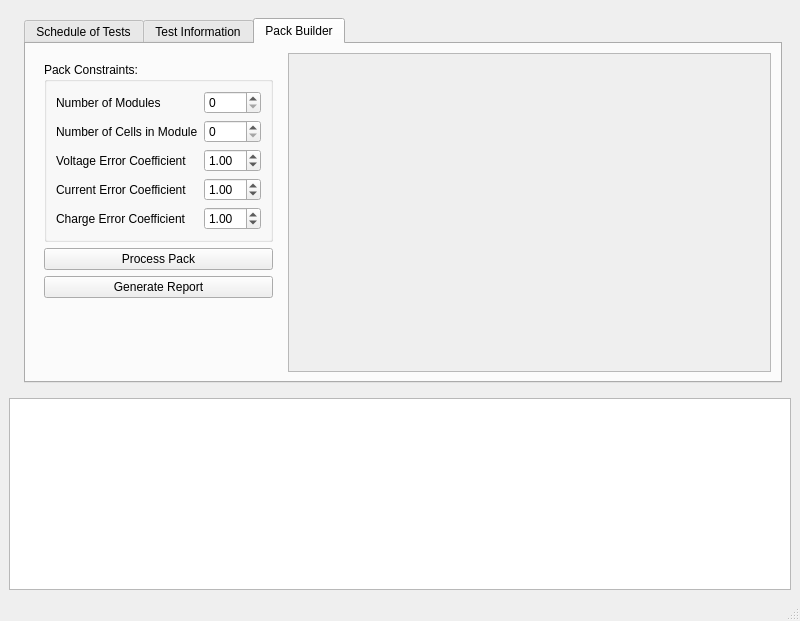
This is batlab.ui in Lexcelon/batlab-toolkit-gui as Qt 5 draws it before an edit. The edited form follows.
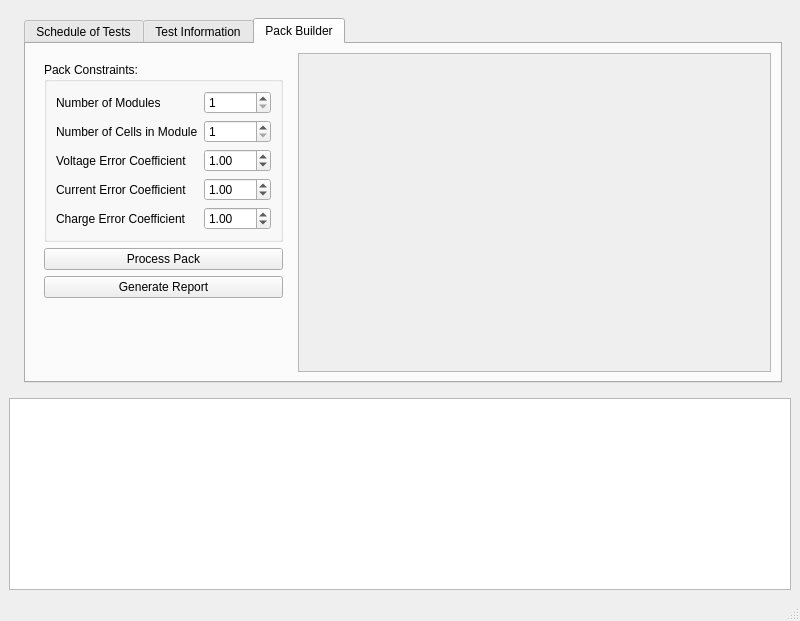
This is the edited form. Custom widgets are drawn as their Qt base class.

The edit to the form file:
```diff
--- a/batlab.ui
+++ b/batlab.ui
@@ -180,7 +180,14 @@
                     </widget>
                    </item>
                    <item row="4" column="1">
-                    <widget class="QSpinBox" name="cellsPerModuleSpinbox"/>
+                    <widget class="QSpinBox" name="cellsPerModuleSpinbox">
+                     <property name="minimum">
+                      <number>1</number>
+                     </property>
+                     <property name="maximum">
+                      <number>999999999</number>
+                     </property>
+                    </widget>
                    </item>
                    <item row="3" column="0">
                     <widget class="QLabel" name="label_2">
@@ -225,7 +232,14 @@
                     </widget>
                    </item>
                    <item row="3" column="1">
-                    <widget class="QSpinBox" name="numberOfModulesSpinbox"/>
+                    <widget class="QSpinBox" name="numberOfModulesSpinbox">
+                     <property name="minimum">
+                      <number>1</number>
+                     </property>
+                     <property name="maximum">
+                      <number>999999999</number>
+                     </property>
+                    </widget>
                    </item>
                   </layout>
                  </widget>
@@ -261,7 +275,7 @@
                <rect>
                 <x>0</x>
                 <y>0</y>
-                <width>449</width>
+                <width>418</width>
                 <height>274</height>
                </rect>
               </property>
```
